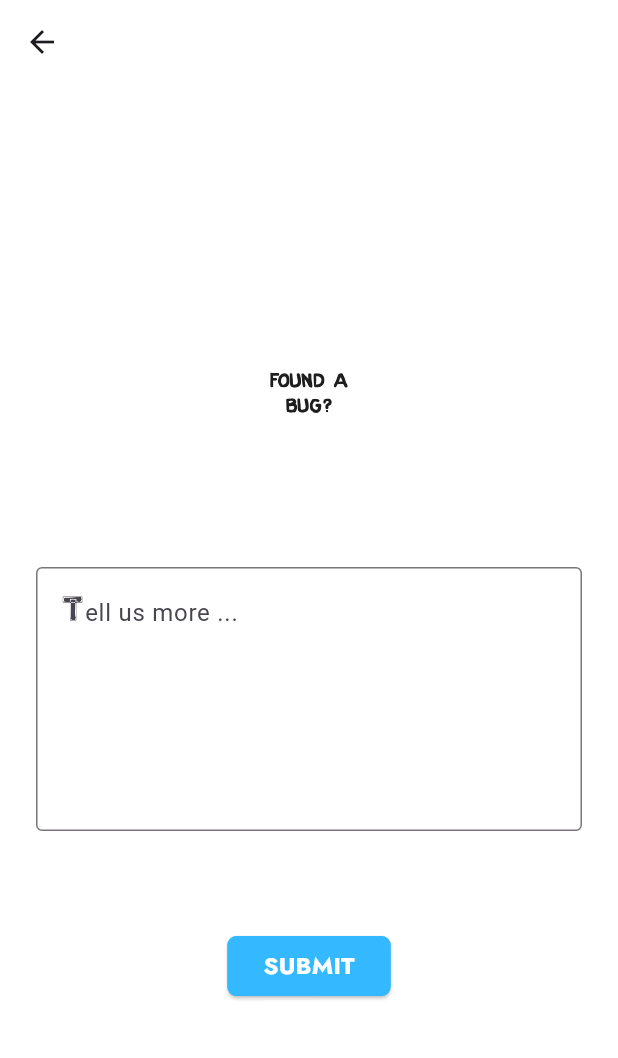
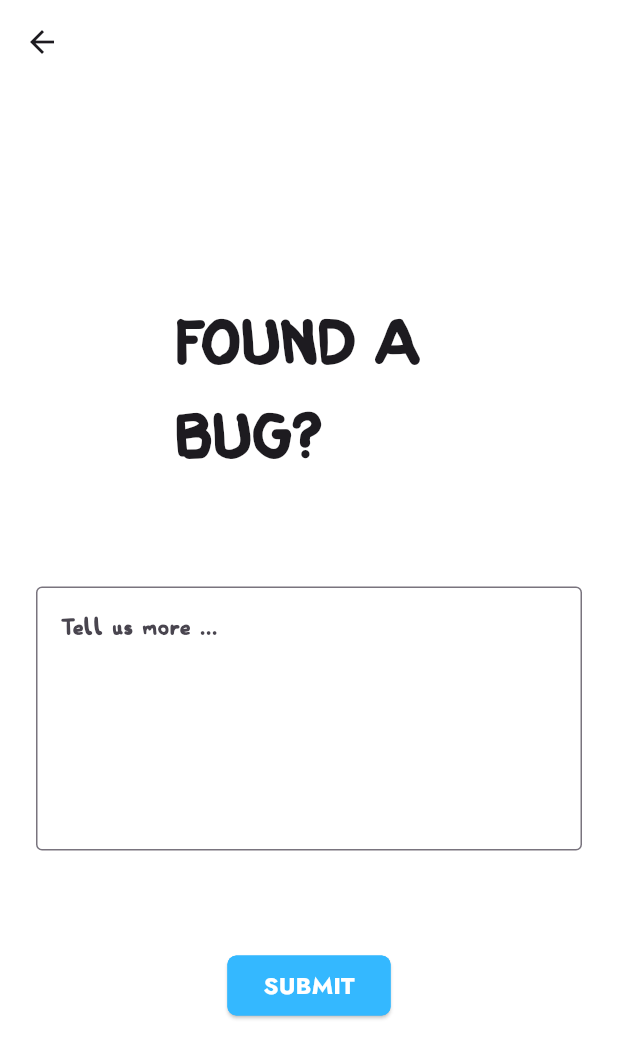
Before and after one commit to megnbenson/flutterTests, a Flutter app: the screen it shows after launch, after a tap on "BEGIN", after a tap on "Found a bug?", on a phone screen of 412 x 824 dp. Shown: the top 1058 px of the screen. Run offline on Flutter 3.47's test engine with Material 3 defaults, Android fonts, the phone set to English and light mode, and no system bars; our stand-ins replace flutter_map, flutter_svg, geolocator, google_fonts, latlong2; missing offline and left inert: flame, flame_forge2d, flame_kenney_xml; network calls fail.

Commit message:
removed the svgs and replaced with felix's font

```diff
--- a/is_it_raining_app/lib/pages/found_a_bug.dart
+++ b/is_it_raining_app/lib/pages/found_a_bug.dart
@@ -84,12 +84,10 @@ class _FoundABugPageState extends State<FoundABugPage> {
         child: Column(
           mainAxisAlignment: MainAxisAlignment.center,
           children: [
-            SvgPicture.asset(
-              'assets/images/FOUND_A_BUG.svg',
-              semanticsLabel: 'Found a bug?',
-              height: 100,
-              width: 70,
-            ),
+            Text(
+                "FOUND A \nBUG?",
+                style: TextStyle(fontFamily: 'RainFont', fontSize: 44),
+              ),
             const SizedBox(height: 50),
             Padding(
               padding: const EdgeInsets.symmetric(horizontal: 24, vertical: 16),
--- a/is_it_raining_app/lib/pages/home_page.dart
+++ b/is_it_raining_app/lib/pages/home_page.dart
@@ -131,12 +131,10 @@ class _HomePageState extends State<HomePage> {
         child: Column(
           mainAxisAlignment: MainAxisAlignment.center,
           children: [
-            SvgPicture.asset(
-              'assets/images/IS_IT_RAINING.svg',
-              semanticsLabel: 'Is it raining',
-              height: 100,
-              width: 70,
-            ),
+            Text(
+                "IS IT \nRAINING?",
+                style: TextStyle(fontFamily: 'RainFont', fontSize: 44),
+              ),
             Image.asset(
               'assets/gifs/NB_Home_Screen_Cloud_Animation.gif',
               width: 250,
--- a/is_it_raining_app/lib/pages/rain_status_page.dart
+++ b/is_it_raining_app/lib/pages/rain_status_page.dart
@@ -4,7 +4,6 @@ import 'package:flutter/material.dart';
 import 'package:is_it_raining/models/utils/weather_utils.dart';
 import 'package:is_it_raining/pages/find_rain.dart';
 import 'package:is_it_raining/pages/how_much.dart';
-import 'package:flutter_svg/flutter_svg.dart';
 import 'package:google_fonts/google_fonts.dart';
 
 class RainStatusPage extends StatefulWidget {
@@ -67,16 +66,10 @@ class _RainStatusPageState extends State<RainStatusPage> {
         child: Column(
           mainAxisAlignment: MainAxisAlignment.center,
           children: [
-            // Text(
-            //   rainStatus,
-            //   style: TextStyle(fontFamily: 'MegFont', fontSize: 44),
-            // ),
             if (rainStatus == "DETECTING...")
-              SvgPicture.asset(
-                'assets/images/DETECTING.svg',
-                semanticsLabel: 'Is it raining',
-                height: 100,
-                width: 70,
+              Text(
+                rainStatus,
+                style: TextStyle(fontFamily: 'RainFont', fontSize: 44),
               ),
             if (rainStatus == "DETECTING...")
               Image.asset(
@@ -86,13 +79,10 @@ class _RainStatusPageState extends State<RainStatusPage> {
 
             // Show the button only if it is raining
             if (rainStatus == "IT IS\n RAINING!")
-              SvgPicture.asset(
-                'assets/images/IT_IS_RAINING!.svg',
-                semanticsLabel: 'Is it raining!',
-                height: 100,
-                width: 70,
+              Text(
+                rainStatus,
+                style: TextStyle(fontFamily: 'RainFont', fontSize: 44),
               ),
-
             if (rainStatus == "IT IS\n RAINING!")
               Image.asset(
                 'assets/gifs/NB_It_is_Raining_Cloud_Animation.gif',
@@ -164,13 +154,10 @@ class _RainStatusPageState extends State<RainStatusPage> {
               ),
 
             if (rainStatus == "IT IS NOT\n RAINING!")
-              SvgPicture.asset(
-                'assets/images/IT_IS_NOT_RAINING!.svg',
-                semanticsLabel: 'It is not raining!',
-                height: 100,
-                width: 70,
+              Text(
+                rainStatus,
+                style: TextStyle(fontFamily: 'RainFont', fontSize: 44),
               ),
-
             if (rainStatus == "IT IS NOT\n RAINING!")
               Image.asset('assets/gifs/cropped_Not_Raining.gif', width: 250),
             SizedBox(height: 20),
--- a/is_it_raining_app/pubspec.yaml
+++ b/is_it_raining_app/pubspec.yaml
@@ -89,7 +89,7 @@ flutter:
   fonts:
     - family: RainFont
       fonts:
-        - asset: assets/fonts/RAINTEXT.ttf
+        - asset: assets/fonts/RAINTEXT.otf
 
   #   - family: Trajan Pro
   #     fonts:
```
Also changed, not shown: is_it_raining_app/lib/pages/how_much.dart (+4 -6 lines), is_it_raining_app/lib/pages/thanks.dart (+4 -6 lines), is_it_raining_app/lib/pages/why_use.dart (+4 -6 lines), is_it_raining_app/assets/fonts/RAINTEXT.otf (added), is_it_raining_app/assets/images/DETECTING.svg (deleted), is_it_raining_app/assets/images/FOUND_A_BUG.svg (deleted), is_it_raining_app/assets/images/GO_HERE.svg (deleted), is_it_raining_app/assets/images/HOW_MUCH.svg (deleted), is_it_raining_app/assets/images/IS_IT_RAINING.svg (deleted), is_it_raining_app/assets/images/IT_IS_NOT_RAINING!.svg (deleted), is_it_raining_app/assets/images/IT_IS_RAINING!.svg (deleted), is_it_raining_app/assets/images/THANKS!.svg (deleted), is_it_raining_app/assets/images/WHY_ARE_YOU_EVEN_USING_THIS_APP.svg (deleted).
